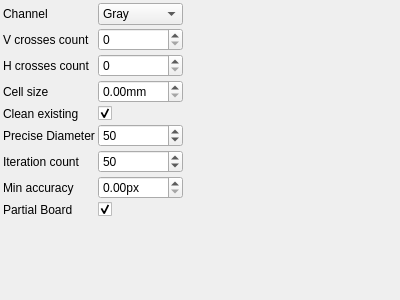
Old version of the form utils/corestructs/coreWidgets/checkerboardDetectionParametersControlWidget.ui in the repository NickPenkrat/corecvs.
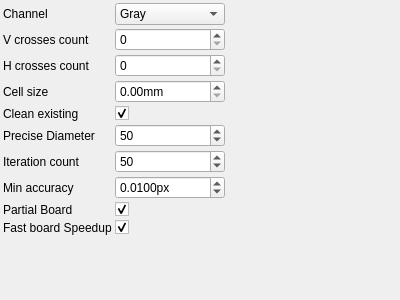
New version of the form. Icons and pictures are not drawn.

Commit message: 1. precision control generator feature 2. Some minor calibrator fixes

What changed in the file:
```diff
--- a/utils/corestructs/coreWidgets/checkerboardDetectionParametersControlWidget.ui
+++ b/utils/corestructs/coreWidgets/checkerboardDetectionParametersControlWidget.ui
@@ -223,9 +223,24 @@
        <property name="toolTip">
          <string>Min accuracy</string>
        </property>
+       <property name="minimum">
+        <double>0</double>
+       </property>
+       <property name="maximum">
+        <double>999999</double>
+       </property>
+       <property name="singleStep">
+        <double>1</double>
+       </property>
+       <property name="value">
+        <double>0.01</double>
+       </property>
        <property name="suffix">
         <string>px</string>
        </property>
+       <property name="decimals">
+        <number>4</number>
+       </property>
      </widget>
     </item>
     <item row="8" column="0">
@@ -245,7 +260,24 @@
        </property>
      </widget>
     </item>
-   <item row="9" column="0">
+    <item row="9" column="0">
+     <widget class="QLabel" name="label_9">
+       <property name="text">
+         <string>Fast board Speedup</string>
+       </property>
+     </widget>
+    </item>
+    <item row="9" column="1">
+     <widget class="QCheckBox" name="fastBoardSpeedupCheckBox">
+       <property name="toolTip">
+         <string>Fast board Speedup</string>
+       </property>
+       <property name="checked">
+           <bool>true</bool>
+       </property>
+     </widget>
+    </item>
+   <item row="10" column="0">
     <spacer name="verticalSpacer">
      <property name="orientation">
       <enum>Qt::Vertical</enum>
@@ -258,7 +290,7 @@
      </property>
     </spacer>
    </item>
-   <item row="9" column="2">
+   <item row="10" column="2">
     <spacer name="horizontalSpacer">
      <property name="orientation">
       <enum>Qt::Horizontal</enum>
```
Left out of the diff: 6 changed lines with no effect on the pictures. The commit also changes 11 other files.
